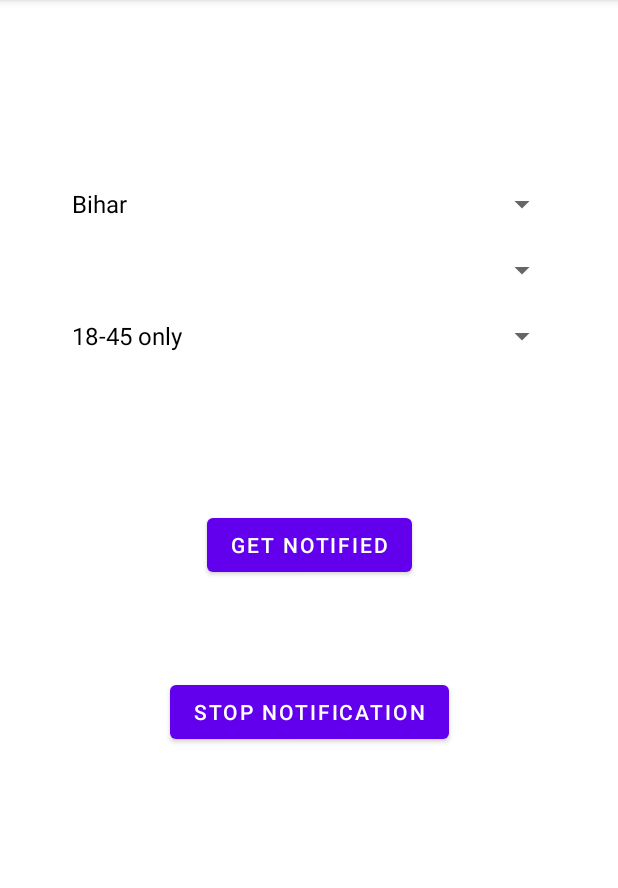
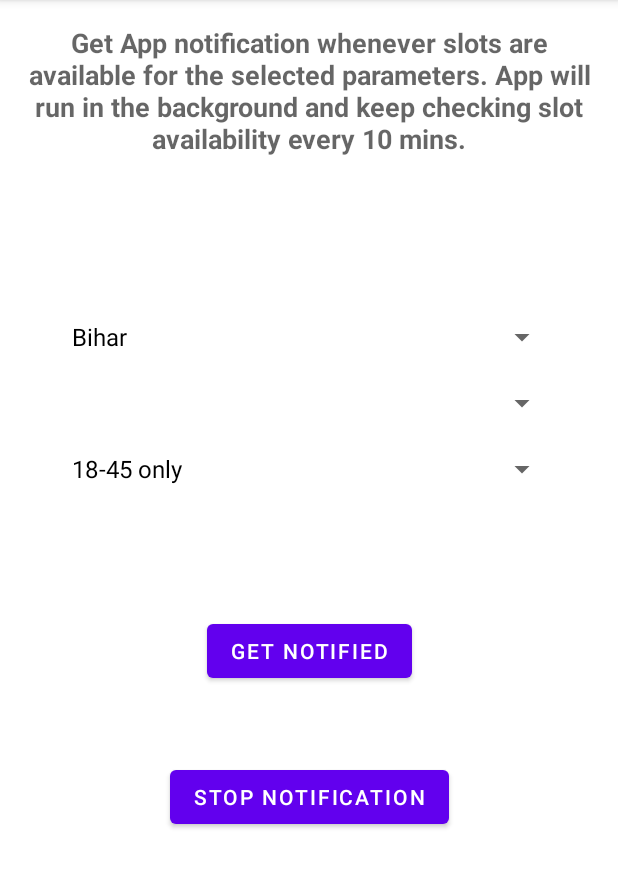
Before and after one commit to rahult001/VaccineNotifier, an Android app: the screen it shows after launch (MainActivity), after a tap on "GET NOTIFIED", on a phone screen of 412 x 824 dp, the part 84-972 px from its top. Run offline under Robolectric (Android 15) with nearby library versions, the phone set to English and light mode, and no system bars; our stand-ins replace Volley; network calls fail.

```diff
--- a/app/src/main/AndroidManifest.xml
+++ b/app/src/main/AndroidManifest.xml
@@ -24,9 +24,6 @@
                 <category android:name="android.intent.category.LAUNCHER" />
             </intent-filter>
         </activity>
-        <activity
-            android:name=".SlotAvailableActivity"
-            android:label="@string/slot_available" />
 
         <service android:name=".NotifierService" />
     </application>
--- a/app/src/main/java/com/example/vaccinenotifier/MainActivity.java
+++ b/app/src/main/java/com/example/vaccinenotifier/MainActivity.java
@@ -115,7 +115,7 @@ public class MainActivity extends AppCompatActivity implements AdapterView.OnIte
                 selectedState = parent.getItemAtPosition(position).toString();
                 selectedStateId = stateMap.get(selectedState);
 
-                Log.println(Log.INFO, "VaccineNotifierrrrr", "selectedState: "+selectedState+", selectedStateId: "+selectedStateId);
+                Log.println(Log.INFO, "VaccineNotifier", "selectedState: "+selectedState+", selectedStateId: "+selectedStateId);
 
                 //Call endpoint https://cdn-api.co-vin.in/api/v2/admin/location/districts/{state_id}
                 //and populate city spinner based on district_id, district_name
@@ -220,7 +220,7 @@ public class MainActivity extends AppCompatActivity implements AdapterView.OnIte
                 serviceIntent.putExtra("selectedCity", selectedCity);
                 serviceIntent.putExtra("selectedAge", selectedAge);
                 ContextCompat.startForegroundService(ctx, serviceIntent);
-                Toast.makeText(ctx, "You can exit the application, you will be notified when available slot shows up based on your parameters", Toast.LENGTH_LONG).show();
+                Toast.makeText(ctx, "Notification service started", Toast.LENGTH_LONG).show();
             }
         });
 
@@ -228,6 +228,7 @@ public class MainActivity extends AppCompatActivity implements AdapterView.OnIte
             @Override
             public void onClick(View v) {
                 ctx.stopService(new Intent(ctx, NotifierService.class));
+                Toast.makeText(ctx, "Notification service stopped", Toast.LENGTH_LONG).show();
             }
         });
     }
--- a/app/src/main/res/layout/activity_login.xml
+++ b/app/src/main/res/layout/activity_login.xml
@@ -12,6 +12,17 @@
     android:paddingTop="@dimen/activity_vertical_margin"
     tools:context=".MainActivity">
 
+    <TextView
+        android:id="@+id/appinfo"
+        android:layout_width="wrap_content"
+        android:layout_height="wrap_content"
+        app:layout_constraintEnd_toEndOf="parent"
+        android:text="@string/appinfo"
+        app:layout_constraintStart_toStartOf="parent"
+        app:layout_constraintTop_toTopOf="parent"
+        android:textAppearance="@style/TextAppearance.AppCompat.Medium"
+        android:gravity="center"/>
+
     <Spinner
         android:id="@+id/state"
         android:layout_width="0dp"
@@ -22,7 +33,7 @@
         android:spinnerMode="dropdown"
         app:layout_constraintEnd_toEndOf="parent"
         app:layout_constraintStart_toStartOf="parent"
-        app:layout_constraintTop_toTopOf="parent"/>
+        app:layout_constraintTop_toBottomOf="@id/appinfo"/>
 
     <Spinner
         android:id="@+id/city"
--- a/app/src/main/res/values/strings.xml
+++ b/app/src/main/res/values/strings.xml
@@ -14,6 +14,7 @@
     <string name="slot_found">"<b>Based on your parameters new vaccine slot found</b>"</string>
     <string name="slot_book">"<b>Book your slots at - https://selfregistration.cowin.gov.in</b>"</string>
     <string name="support_us">"<b><i>If you found this app helpful - https://www.buymeacoffee.com/rahul.tiwari</i></b>"</string>
+    <string name="appinfo"><b>Get App notification whenever slots are available for the selected parameters. App will run in the background and keep checking slot availability every 10 mins.</b></string>
 
     <string-array name="age_array">
         <item>18-45 only</item>
```
Also changed, not shown: app/src/main/java/com/example/vaccinenotifier/NotifierService.java (+5 -2 lines), app/src/main/java/com/example/vaccinenotifier/SlotAvailableActivity.java (deleted, +0 -90 lines), app/src/main/res/layout/activity_available_slot.xml (deleted, +0 -51 lines), app/src/main/res/layout/activity_vacine_slot.xml (+9 -21 lines), 4 other files.
